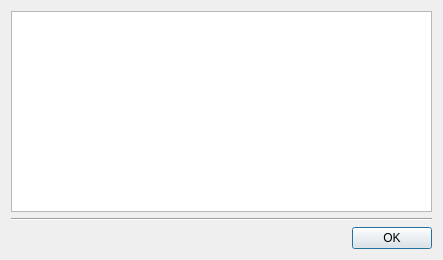
The window that Srt.QT/tt3-gui/ShowLicenseDialog.ui (akapustiatyahoocouk/TimeTracker3) describes before a commit, drawn with Qt 5.
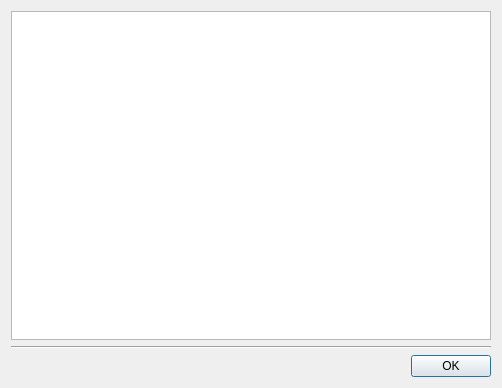
The same window after the commit.

The edit to the form file:
```diff
--- a/Srt.QT/tt3-gui/ShowLicenseDialog.ui
+++ b/Srt.QT/tt3-gui/ShowLicenseDialog.ui
@@ -6,8 +6,8 @@
    <rect>
     <x>0</x>
     <y>0</y>
-    <width>443</width>
-    <height>260</height>
+    <width>502</width>
+    <height>388</height>
    </rect>
   </property>
   <property name="windowTitle">
@@ -16,6 +16,12 @@
   <layout class="QGridLayout" name="gridLayout">
    <item row="0" column="0">
     <widget class="QTextEdit" name="contentTextEdit">
+     <property name="minimumSize">
+      <size>
+       <width>480</width>
+       <height>320</height>
+      </size>
+     </property>
      <property name="readOnly">
       <bool>true</bool>
      </property>
```
